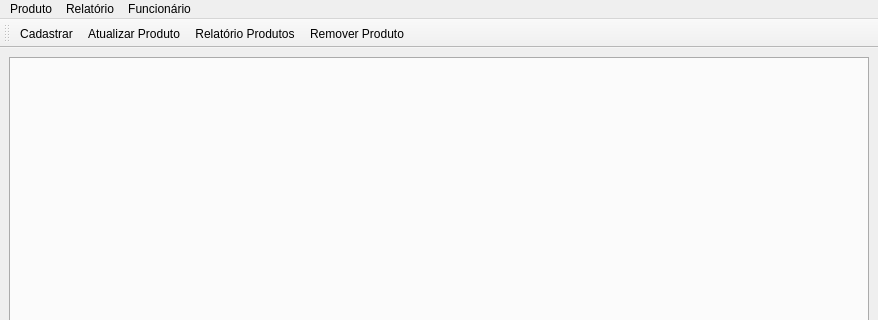
This is Projeto 3/Teste_Luiz/ProjetoCont/mainwindow.ui in Rodrigo-P-Nascimento/Qt-DRUD as Qt 5 draws it before an edit; both pictures show x 0 to 878 and y 0 to 320 of the 878 by 600 pixel window. The edited form follows.
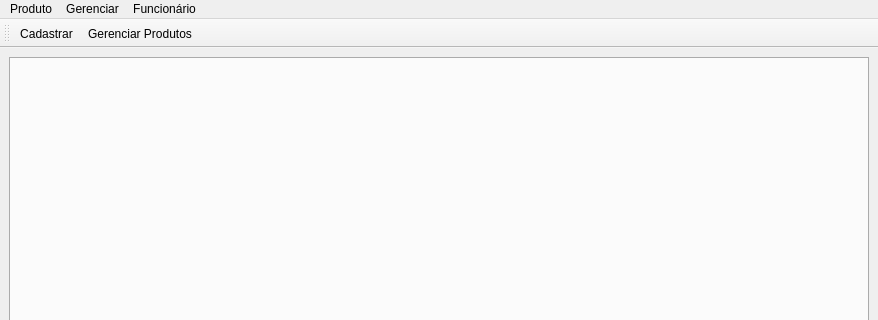
This is the edited form. Icons and pictures are not drawn.

```diff
--- a/Projeto 3/Teste_Luiz/ProjetoCont/mainwindow.ui
+++ b/Projeto 3/Teste_Luiz/ProjetoCont/mainwindow.ui
@@ -55,7 +55,7 @@
      <x>0</x>
      <y>0</y>
      <width>878</width>
-     <height>21</height>
+     <height>20</height>
     </rect>
    </property>
    <widget class="QMenu" name="menu_Produto">
@@ -68,7 +68,7 @@
    </widget>
    <widget class="QMenu" name="menu_Relatorio">
     <property name="title">
-     <string>Relatório</string>
+     <string>Gerenciar</string>
     </property>
     <addaction name="action_Relatorio_Produtos"/>
    </widget>
@@ -95,9 +95,7 @@
     <bool>false</bool>
    </attribute>
    <addaction name="action_Cadastrar"/>
-   <addaction name="action_Atualizar_Produto"/>
-   <addaction name="action_Relatorio_Produtos"/>
-   <addaction name="action_Remover_Produto"/>
+   <addaction name="action_Gerenciar_Produtos"/>
   </widget>
   <action name="action_Cadastrar">
    <property name="icon">
@@ -111,31 +109,13 @@
     <string>Cadastrar</string>
    </property>
   </action>
-  <action name="action_Atualizar_Produto">
-   <property name="icon">
-    <iconset resource="Arquivos_de_Recursos.qrc">
-     <normaloff>:/imagem/Imagens/recarregar.png</normaloff>:/imagem/Imagens/recarregar.png</iconset>
-   </property>
-   <property name="text">
-    <string>Atualizar Produto</string>
-   </property>
-  </action>
-  <action name="action_Remover_Produto">
-   <property name="icon">
-    <iconset resource="Arquivos_de_Recursos.qrc">
-     <normaloff>:/imagem/Imagens/lixeira.png</normaloff>:/imagem/Imagens/lixeira.png</iconset>
-   </property>
-   <property name="text">
-    <string>Remover Produto</string>
-   </property>
-  </action>
-  <action name="action_Relatorio_Produtos">
+  <action name="action_Gerenciar_Produtos">
    <property name="icon">
     <iconset resource="Arquivos_de_Recursos.qrc">
      <normaloff>:/imagem/Imagens/relatorio.png</normaloff>:/imagem/Imagens/relatorio.png</iconset>
    </property>
    <property name="text">
-    <string>Relatório Produtos</string>
+    <string>Gerenciar Produtos</string>
    </property>
   </action>
   <action name="action_Adicionar_Cargo">
```
Left out of the diff: 4 changed lines with no effect on the pictures.
